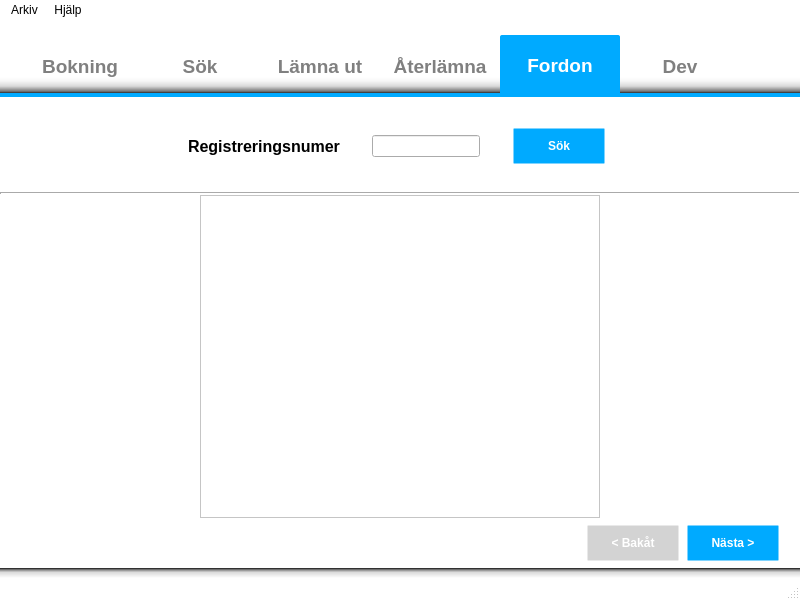
First picture: the form in trunk/gui/MainWindow.ui, repository nilsknacken/A3B-repo, before the edit.
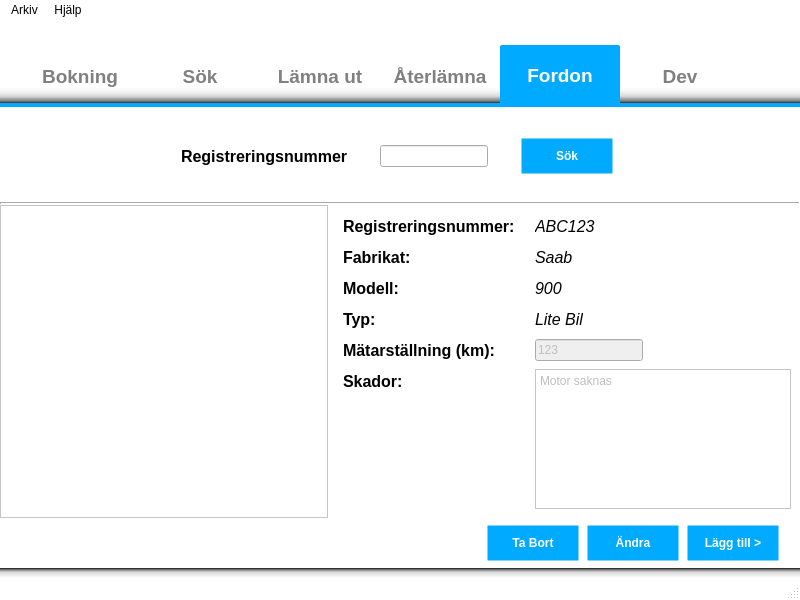
Second picture: the form after the edit. The open tabs and pages were chosen to show the change. Icons and pictures are not drawn.

What changed in the file:
```diff
--- a/trunk/gui/MainWindow.ui
+++ b/trunk/gui/MainWindow.ui
@@ -522,7 +522,10 @@
 border-top-left-radius: 2px;
 border-top-right-radius: 2px; 
 font: bold; }
-</string>
+
+
+QMessageBox {
+background: solid white; }</string>
   </property>
   <property name="dockOptions">
    <set>QMainWindow::AllowTabbedDocks|QMainWindow::AnimatedDocks</set>
@@ -535,14 +538,11 @@
     <string notr="true"/>
    </property>
    <layout class="QVBoxLayout" name="verticalLayout">
-    <property name="spacing">
-     <number>0</number>
-    </property>
     <property name="leftMargin">
      <number>0</number>
     </property>
     <property name="topMargin">
-     <number>15</number>
+     <number>25</number>
     </property>
     <property name="rightMargin">
      <number>0</number>
@@ -552,6 +552,12 @@
     </property>
     <item>
      <widget class="QTabWidget" name="tabWidgetMainTab">
+      <property name="sizePolicy">
+       <sizepolicy hsizetype="Preferred" vsizetype="Expanding">
+        <horstretch>0</horstretch>
+        <verstretch>0</verstretch>
+       </sizepolicy>
+      </property>
       <property name="font">
        <font>
         <pointsize>14</pointsize>
@@ -3149,46 +3155,17 @@
        <attribute name="title">
         <string>Fordon</string>
        </attribute>
-       <layout class="QGridLayout" name="gridLayout_5">
+       <layout class="QGridLayout" name="gridLayout_11">
+        <property name="horizontalSpacing">
+         <number>6</number>
+        </property>
+        <property name="verticalSpacing">
+         <number>0</number>
+        </property>
         <property name="margin">
          <number>0</number>
         </property>
-        <property name="spacing">
-         <number>0</number>
-        </property>
-        <item row="1" column="1">
-         <widget class="QTableWidget" name="tableWidgetP5">
-          <property name="sizePolicy">
-           <sizepolicy hsizetype="Expanding" vsizetype="Expanding">
-            <horstretch>0</horstretch>
-            <verstretch>0</verstretch>
-           </sizepolicy>
-          </property>
-          <property name="maximumSize">
-           <size>
-            <width>500</width>
-            <height>16777215</height>
-           </size>
-          </property>
-         </widget>
-        </item>
-        <item row="1" column="2">
-         <spacer name="horizontalSpacer_21">
-          <property name="orientation">
-           <enum>Qt::Horizontal</enum>
-          </property>
-          <property name="sizeType">
-           <enum>QSizePolicy::Fixed</enum>
-          </property>
-          <property name="sizeHint" stdset="0">
-           <size>
-            <width>200</width>
-            <height>20</height>
-           </size>
-          </property>
-         </spacer>
-        </item>
-        <item row="0" column="0" colspan="3">
+        <item row="0" column="0" colspan="2">
          <layout class="QGridLayout" name="gridLayout_18">
           <property name="leftMargin">
            <number>0</number>
@@ -3290,7 +3267,7 @@
              </font>
             </property>
             <property name="text">
-             <string>Registreringsnumer</string>
+             <string>Registreringsnummer</string>
             </property>
            </widget>
           </item>
@@ -3322,45 +3299,361 @@
           </item>
          </layout>
         </item>
-        <item row="1" column="0">
-         <spacer name="horizontalSpacer_20">
+        <item row="1" column="0" rowspan="2">
+         <widget class="QTableWidget" name="tableWidgetP5">
+          <property name="sizePolicy">
+           <sizepolicy hsizetype="Expanding" vsizetype="Expanding">
+            <horstretch>0</horstretch>
+            <verstretch>0</verstretch>
+           </sizepolicy>
+          </property>
+          <property name="maximumSize">
+           <size>
+            <width>500</width>
+            <height>16777215</height>
+           </size>
+          </property>
+         </widget>
+        </item>
+        <item row="1" column="1">
+         <layout class="QGridLayout" name="gridLayout_5">
+          <property name="horizontalSpacing">
+           <number>20</number>
+          </property>
+          <property name="margin">
+           <number>9</number>
+          </property>
+          <item row="2" column="0">
+           <widget class="QLabel" name="label_5">
+            <property name="sizePolicy">
+             <sizepolicy hsizetype="Preferred" vsizetype="Fixed">
+              <horstretch>0</horstretch>
+              <verstretch>0</verstretch>
+             </sizepolicy>
+            </property>
+            <property name="minimumSize">
+             <size>
+              <width>0</width>
+              <height>25</height>
+             </size>
+            </property>
+            <property name="font">
+             <font>
+              <pointsize>12</pointsize>
+              <weight>75</weight>
+              <bold>true</bold>
+             </font>
+            </property>
+            <property name="text">
+             <string>Modell:</string>
+            </property>
+           </widget>
+          </item>
+          <item row="1" column="0">
+           <widget class="QLabel" name="label_4">
+            <property name="sizePolicy">
+             <sizepolicy hsizetype="Preferred" vsizetype="Fixed">
+              <horstretch>0</horstretch>
+              <verstretch>0</verstretch>
+             </sizepolicy>
+            </property>
+            <property name="minimumSize">
+             <size>
+              <width>0</width>
+              <height>25</height>
+             </size>
+            </property>
+            <property name="font">
+             <font>
+              <pointsize>12</pointsize>
+              <weight>75</weight>
+              <bold>true</bold>
+             </font>
+            </property>
+            <property name="text">
+             <string>Fabrikat:</string>
+            </property>
+           </widget>
+          </item>
+          <item row="0" column="0">
+           <widget class="QLabel" name="label_3">
+            <property name="sizePolicy">
+             <sizepolicy hsizetype="Preferred" vsizetype="Fixed">
+              <horstretch>0</horstretch>
+              <verstretch>0</verstretch>
+             </sizepolicy>
+            </property>
+            <property name="minimumSize">
+             <size>
+              <width>0</width>
+              <height>25</height>
+             </size>
+            </property>
+            <property name="font">
+             <font>
+              <pointsize>12</pointsize>
+              <weight>75</weight>
+              <bold>true</bold>
+             </font>
+            </property>
+            <property name="text">
+             <string>Registreringsnummer:</string>
+            </property>
+           </widget>
+          </item>
+          <item row="4" column="0">
+           <widget class="QLabel" name="label_18">
+            <property name="sizePolicy">
+             <sizepolicy hsizetype="Preferred" vsizetype="Fixed">
+              <horstretch>0</horstretch>
+              <verstretch>0</verstretch>
+             </sizepolicy>
+            </property>
+            <property name="minimumSize">
+             <size>
+              <width>0</width>
+              <height>25</height>
+             </size>
+            </property>
+            <property name="font">
+             <font>
+              <pointsize>12</pointsize>
+              <weight>75</weight>
+              <bold>true</bold>
+             </font>
+            </property>
+            <property name="text">
+             <string>Mätarställning (km):</string>
+            </property>
+           </widget>
+          </item>
+          <item row="5" column="0">
+           <widget class="QLabel" name="label_19">
+            <property name="sizePolicy">
+             <sizepolicy hsizetype="Preferred" vsizetype="Fixed">
+              <horstretch>0</horstretch>
+              <verstretch>0</verstretch>
+             </sizepolicy>
+            </property>
+            <property name="minimumSize">
+             <size>
+              <width>0</width>
+              <height>25</height>
+             </size>
+            </property>
+            <property name="font">
+             <font>
+              <pointsize>12</pointsize>
+              <weight>75</weight>
+              <bold>true</bold>
+             </font>
+            </property>
+            <property name="text">
+             <string>Skador:</string>
+            </property>
+           </widget>
+          </item>
+          <item row="3" column="0">
+           <widget class="QLabel" name="label_17">
+            <property name="sizePolicy">
+             <sizepolicy hsizetype="Preferred" vsizetype="Fixed">
+              <horstretch>0</horstretch>
+              <verstretch>0</verstretch>
+             </sizepolicy>
+            </property>
+            <property name="minimumSize">
+             <size>
+              <width>0</width>
+              <height>25</height>
+             </size>
+            </property>
+            <property name="font">
+             <font>
+              <pointsize>12</pointsize>
+              <weight>75</weight>
+              <bold>true</bold>
+             </font>
+            </property>
+            <property name="text">
+             <string>Typ:</string>
+            </property>
+           </widget>
+          </item>
+          <item row="4" column="1">
+           <widget class="QLineEdit" name="lineEdit_6">
+            <property name="enabled">
+             <bool>false</bool>
+            </property>
+            <property name="sizePolicy">
+             <sizepolicy hsizetype="Fixed" vsizetype="Fixed">
+              <horstretch>0</horstretch>
+              <verstretch>0</verstretch>
+             </sizepolicy>
+            </property>
+            <property name="minimumSize">
+             <size>
+              <width>100</width>
+              <height>0</height>
+             </size>
+            </property>
+            <property name="text">
+             <string>123</string>
+            </property>
+           </widget>
+          </item>
+          <item row="3" column="1">
+           <widget class="QLabel" name="label_20">
+            <property name="sizePolicy">
+             <sizepolicy hsizetype="Fixed" vsizetype="Preferred">
+              <horstretch>0</horstretch>
+              <verstretch>0</verstretch>
+             </sizepolicy>
+            </property>
+            <property name="minimumSize">
+             <size>
+              <width>100</width>
+              <height>0</height>
+             </size>
+            </property>
+            <property name="font">
+             <font>
+              <pointsize>12</pointsize>
+              <italic>true</italic>
+             </font>
+            </property>
+            <property name="text">
+             <string>Lite Bil</string>
+            </property>
+           </widget>
+          </item>
+          <item row="0" column="1">
+           <widget class="QLabel" name="label_21">
+            <property name="sizePolicy">
+             <sizepolicy hsizetype="Fixed" vsizetype="Preferred">
+              <horstretch>0</horstretch>
+              <verstretch>0</verstretch>
+             </sizepolicy>
+            </property>
+            <property name="minimumSize">
+             <size>
+              <width>100</width>
+              <height>0</height>
+             </size>
+            </property>
+            <property name="font">
+             <font>
+              <pointsize>12</pointsize>
+              <italic>true</italic>
+             </font>
+            </property>
+            <property name="text">
+             <string>ABC123</string>
+            </property>
+           </widget>
+          </item>
+          <item row="1" column="1">
+           <widget class="QLabel" name="label_22">
+            <property name="sizePolicy">
+             <sizepolicy hsizetype="Fixed" vsizetype="Preferred">
+              <horstretch>0</horstretch>
+              <verstretch>0</verstretch>
+             </sizepolicy>
+            </property>
+            <property name="minimumSize">
+             <size>
+              <width>100</width>
+              <height>0</height>
+             </size>
+            </property>
+            <property name="font">
+             <font>
+              <pointsize>12</pointsize>
+              <italic>true</italic>
+             </font>
+            </property>
+            <property name="text">
+             <string>Saab</string>
+            </property>
+           </widget>
+          </item>
+          <item row="2" column="1">
+           <widget class="QLabel" name="label_23">
+            <property name="sizePolicy">
+             <sizepolicy hsizetype="Fixed" vsizetype="Preferred">
+              <horstretch>0</horstretch>
+              <verstretch>0</verstretch>
+             </sizepolicy>
+            </property>
+            <property name="minimumSize">
+             <size>
+              <width>100</width>
+              <height>0</height>
+             </size>
+            </property>
+            <property name="font">
+             <font>
+              <pointsize>12</pointsize>
+              <italic>true</italic>
+             </font>
+            </property>
+            <property name="text">
+             <string>900</string>
+            </property>
+           </widget>
+          </item>
+          <item row="5" column="1" rowspan="2">
+           <widget class="QPlainTextEdit" name="plainTextEdit">
+            <property name="enabled">
+             <bool>false</bool>
+            </property>
+            <property name="sizePolicy">
+             <sizepolicy hsizetype="Preferred" vsizetype="Expanding">
+              <horstretch>0</horstretch>
+              <verstretch>0</verstretch>
+             </sizepolicy>
+            </property>
+            <property name="minimumSize">
+             <size>
+              <width>200</width>
+              <height>0</height>
+             </size>
+            </property>
+            <property name="maximumSize">
+             <size>
+              <width>300</width>
+              <height>16777215</height>
+             </size>
+            </property>
+            <property name="plainText">
+             <string>Motor saknas</string>
+            </property>
+           </widget>
+          </item>
+         </layout>
+        </item>
+        <item row="2" column="1">
+         <spacer name="verticalSpacer_22">
           <property name="orientation">
-           <enum>Qt::Horizontal</enum>
-          </property>
-          <property name="sizeType">
-           <enum>QSizePolicy::Fixed</enum>
+           <enum>Qt::Vertical</enum>
           </property>
           <property name="sizeHint" stdset="0">
            <size>
-            <width>200</width>
-            <height>20</height>
+            <width>20</width>
+            <height>0</height>
            </size>
           </property>
          </spacer>
         </item>
-        <item row="2" column="0" colspan="3">
+        <item row="3" column="0" colspan="2">
          <layout class="QGridLayout" name="gridLayout_13">
-          <item row="0" column="2">
-           <widget class="QPushButton" name="pushButtonP5next">
+          <item row="0" column="3">
+           <widget class="QPushButton" name="pushButtonP5add">
             <property name="text">
-             <string>Nästa &gt;</string>
+             <string>Lägg till &gt;</string>
             </property>
            </widget>
           </item>
-          <item row="0" column="0">
-           <spacer name="horizontalSpacer_36">
-            <property name="orientation">
-             <enum>Qt::Horizontal</enum>
-            </property>
-            <property name="sizeHint" stdset="0">
-             <size>
-              <width>40</width>
-              <height>20</height>
-             </size>
-            </property>
-           </spacer>
-          </item>
-          <item row="0" column="3">
+          <item row="0" column="4">
            <spacer name="verticalSpacer_16">
             <property name="orientation">
              <enum>Qt::Vertical</enum>
@@ -3376,13 +3669,33 @@
             </property>
            </spacer>
           </item>
-          <item row="0" column="1">
-           <widget class="QPushButton" name="pushButtonP5back">
+          <item row="0" column="0">
+           <spacer name="horizontalSpacer_36">
+            <property name="orientation">
+             <enum>Qt::Horizontal</enum>
+            </property>
+            <property name="sizeHint" stdset="0">
+             <size>
+              <width>40</width>
+              <height>20</height>
+             </size>
+            </property>
+           </spacer>
+          </item>
+          <item row="0" column="2">
+           <widget class="QPushButton" name="pushButtonP5change">
             <property name="enabled">
-             <bool>false</bool>
+             <bool>true</bool>
             </property>
             <property name="text">
-             <string>&lt; Bakåt</string>
+             <string>Ändra</string>
+            </property>
+           </widget>
+          </item>
+          <item row="0" column="1">
+           <widget class="QPushButton" name="pushButtonP5remove">
+            <property name="text">
+             <string>Ta Bort</string>
             </property>
            </widget>
           </item>
```
Left out of the diff: 816 changed lines with no effect on the pictures.
